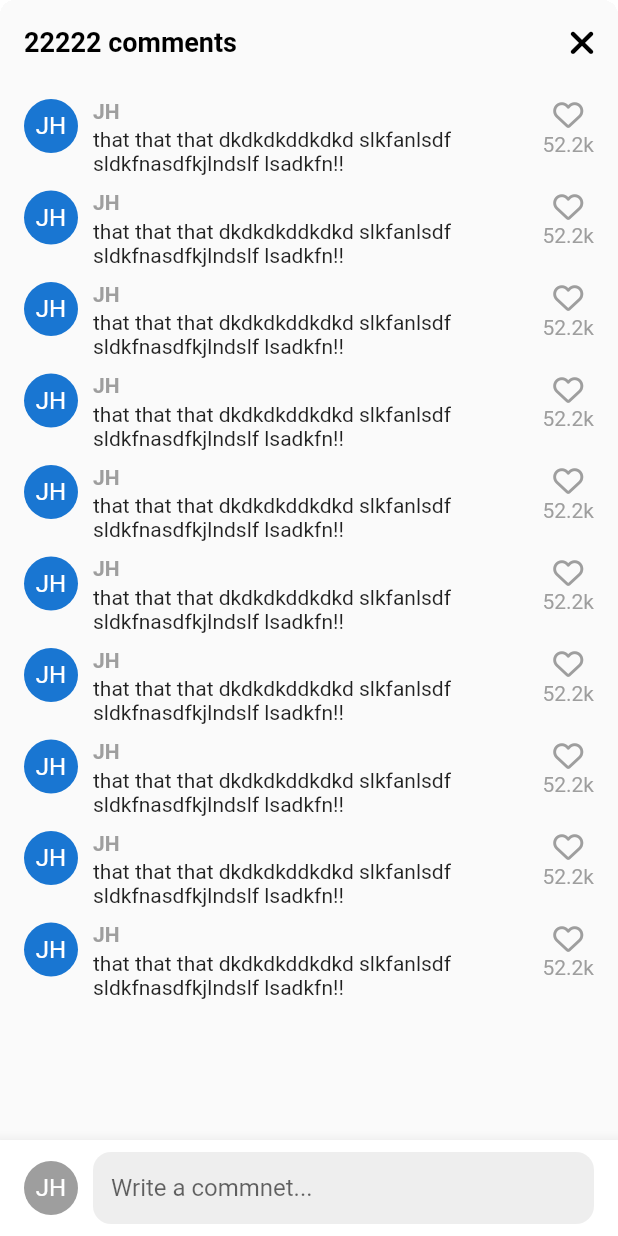
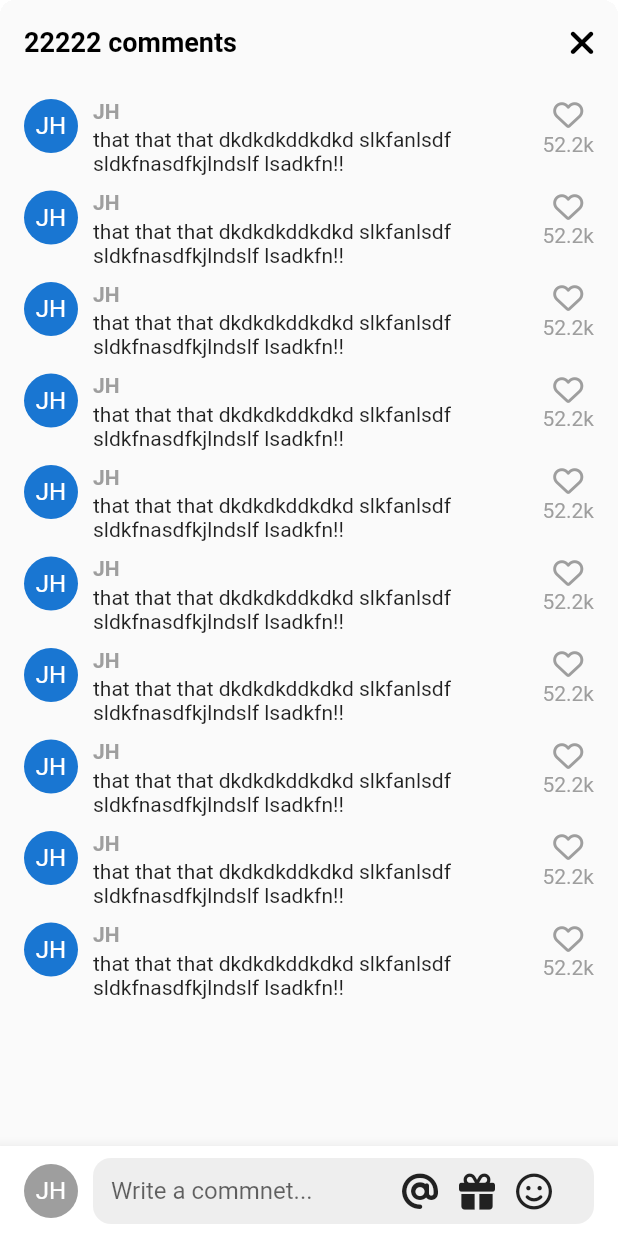
Before and after one commit to bigwave-cho/tikutoku, a Flutter app: the VideoComments screen opened directly, on a phone screen of 412 x 824 dp. Run offline on Flutter 3.47's test engine with Material 2 defaults, Android fonts, the phone set to English and light mode, and no system bars; our stand-ins replace font_awesome_flutter, video_player, visibility_detector; network calls fail.

Commit message:
Comments: TextField 레이아웃 추가 & Text Input Actions

```diff
--- a/lib/features/videos/widgets/vidoe_comments.dart
+++ b/lib/features/videos/widgets/vidoe_comments.dart
@@ -11,6 +11,8 @@ class VideoComments extends StatefulWidget {
 }
 
 class _VideoCommentsState extends State<VideoComments> {
+  bool _isWriting = false;
+
   void _onClosePressed() {
     Navigator.of(context).pop();
   }
@@ -27,6 +29,16 @@ class _VideoCommentsState extends State<VideoComments> {
       */
 
     final size = MediaQuery.of(context).size;
+
+    // 인풋 바깥 클릭하면 키보드 닫히는 함수
+    void _stopWriting() {
+      FocusScope.of(context).unfocus();
+      _isWriting = false; // unfocus되면 비활성
+    }
+
+    void _onStartWriting() {
+      _isWriting = true;
+    }
 
     // showModalBottomSheet은 실제로 새로운 스크린을 push하는 것
     return Container(
@@ -52,7 +64,9 @@ class _VideoCommentsState extends State<VideoComments> {
             ),
           ],
         ),
-        body: Stack(
+        body: GestureDetector(
+          onTap: _stopWriting,
+          child: Stack(
             children: [
               ListView.separated(
                 padding: const EdgeInsets.symmetric(
@@ -138,19 +152,64 @@ class _VideoCommentsState extends State<VideoComments> {
                         // 가상키보드 : 키보드가 나타나면 플러터는 기본적으로 body를 리사이징하고
                         //             바텀 네비를 슬라이드 아웃 & 인 시킴
                         //resizeToAvoidBottomInset : false로 리사이징 비활성화.
+                        child: SizedBox(
+                          // SizedBox이용 높이 조절
+                          height: Sizes.size44,
                           child: TextField(
+                            onTap: _onStartWriting,
+                            expands: true, // minLines&maxLines null 필요
+                            minLines: null,
+                            maxLines: null,
+                            // 키보드 enter누르면 줄바꿈 설정
+                            textInputAction: TextInputAction.newline,
                             cursorColor: Theme.of(context).primaryColor,
                             decoration: InputDecoration(
                               hintText: 'Write a commnet...',
                               border: OutlineInputBorder(
-                            borderRadius: BorderRadius.circular(Sizes.size12),
+                                borderRadius:
+                                    BorderRadius.circular(Sizes.size12),
                                 borderSide: BorderSide.none,
                               ),
                               filled: true,
                               fillColor: Colors.grey.shade200,
                               contentPadding: const EdgeInsets.symmetric(
                                 horizontal: Sizes.size12,
-                            vertical: Sizes.size10,
+                              ),
+                              suffixIcon: Padding(
+                                padding: const EdgeInsets.only(
+                                  right: Sizes.size14,
+                                ),
+                                child: Row(
+                                  // Row는 기본적으로 수평공간을 다 차지하니까 min
+                                  mainAxisSize: MainAxisSize.min,
+                                  children: [
+                                    FaIcon(
+                                      FontAwesomeIcons.at,
+                                      color: Colors.grey.shade900,
+                                    ),
+                                    Gaps.h14,
+                                    FaIcon(
+                                      FontAwesomeIcons.gift,
+                                      color: Colors.grey.shade900,
+                                    ),
+                                    Gaps.h14,
+                                    FaIcon(
+                                      FontAwesomeIcons.faceSmile,
+                                      color: Colors.grey.shade900,
+                                    ),
+                                    Gaps.h14,
+                                    if (_isWriting)
+                                      GestureDetector(
+                                        // 임시로 onBodyTap사용
+                                        onTap: _stopWriting,
+                                        child: FaIcon(
+                                          FontAwesomeIcons.circleArrowUp,
+                                          color: Theme.of(context).primaryColor,
+                                        ),
+                                      ),
+                                  ],
+                                ),
+                              ),
                             ),
                           ),
                         ),
@@ -162,6 +221,7 @@ class _VideoCommentsState extends State<VideoComments> {
             ],
           ),
         ),
+      ),
     );
   }
 }
```
Lines whose indentation alone changed are shown as unchanged.
